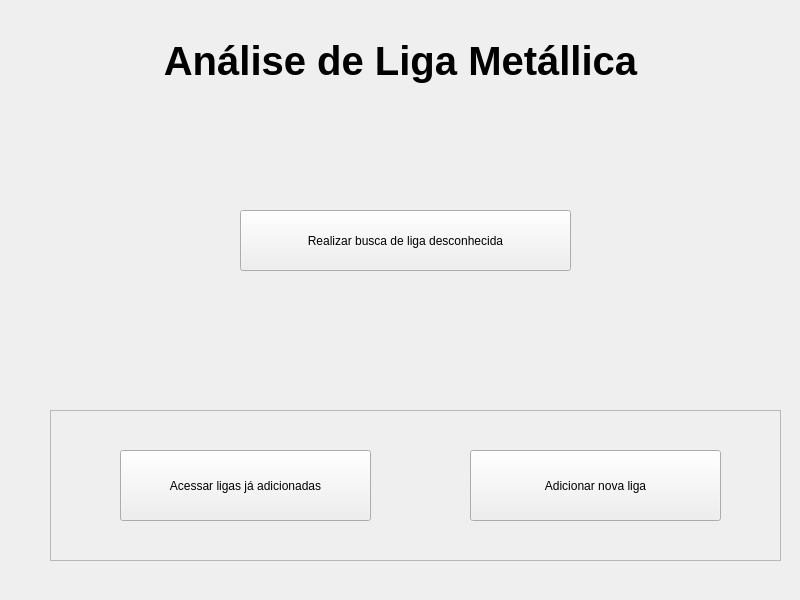
This is AlloyIdentifier/home.ui in CarlaCosenza/AlloyIdentifier as Qt 5 draws it before an edit. The edited form follows.
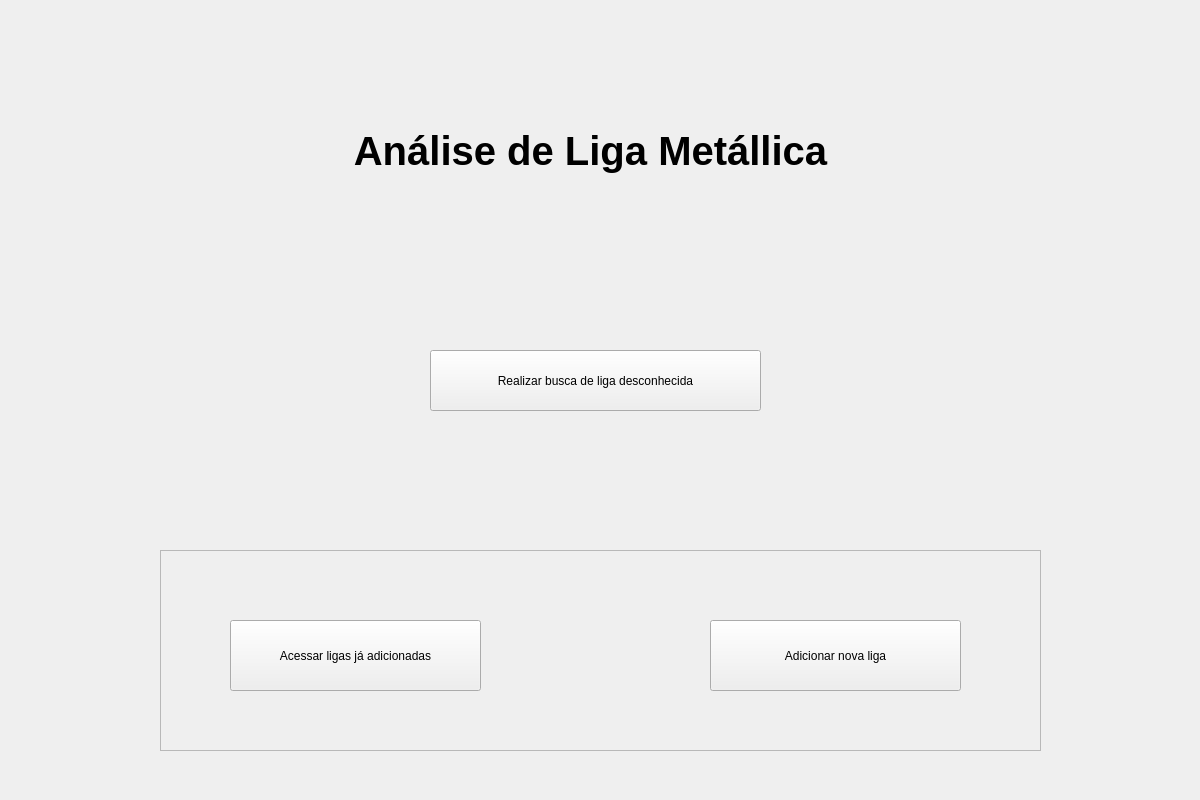
This is the edited form.

The edit to the form file:
```diff
--- a/AlloyIdentifier/home.ui
+++ b/AlloyIdentifier/home.ui
@@ -6,8 +6,8 @@
    <rect>
     <x>0</x>
     <y>0</y>
-    <width>800</width>
-    <height>600</height>
+    <width>1200</width>
+    <height>800</height>
    </rect>
   </property>
   <property name="windowTitle">
@@ -17,8 +17,8 @@
    <widget class="QLabel" name="label">
     <property name="geometry">
      <rect>
-      <x>0</x>
-      <y>20</y>
+      <x>190</x>
+      <y>110</y>
       <width>801</width>
       <height>81</height>
      </rect>
@@ -46,8 +46,8 @@
    <widget class="QPushButton" name="buttonBuscaLiga">
     <property name="geometry">
      <rect>
-      <x>240</x>
-      <y>210</y>
+      <x>430</x>
+      <y>350</y>
       <width>331</width>
       <height>61</height>
      </rect>
@@ -59,10 +59,10 @@
    <widget class="QFrame" name="frame">
     <property name="geometry">
      <rect>
-      <x>50</x>
-      <y>410</y>
-      <width>731</width>
-      <height>151</height>
+      <x>160</x>
+      <y>550</y>
+      <width>881</width>
+      <height>201</height>
      </rect>
     </property>
     <property name="frameShape">
@@ -75,7 +75,7 @@
      <property name="geometry">
       <rect>
        <x>70</x>
-       <y>40</y>
+       <y>70</y>
        <width>251</width>
        <height>71</height>
       </rect>
@@ -87,8 +87,8 @@
     <widget class="QPushButton" name="buttonEditDatabase">
      <property name="geometry">
       <rect>
-       <x>420</x>
-       <y>40</y>
+       <x>550</x>
+       <y>70</y>
        <width>251</width>
        <height>71</height>
       </rect>
```
